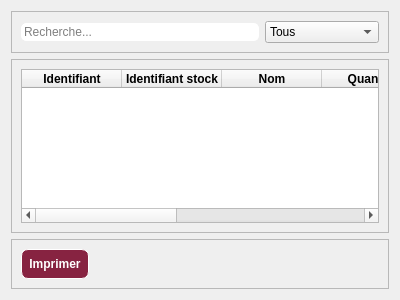
Qt form mouvementdestock.ui (Totelof10/tsena) before a commit.
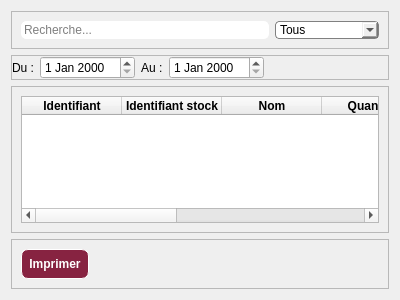
The same form after that commit. Icons and pictures are not drawn.

```diff
--- a/mouvementdestock.ui
+++ b/mouvementdestock.ui
@@ -46,6 +46,12 @@
       </item>
       <item>
        <widget class="QComboBox" name="comboMouvement">
+        <property name="styleSheet">
+         <string notr="true">QComboBox{
+	border: 1px solid grey;
+	border-radius: 4px;
+}</string>
+        </property>
         <item>
          <property name="text">
           <string>Tous</string>
@@ -76,6 +82,101 @@
      </layout>
     </widget>
    </item>
+   <item>
+    <widget class="QFrame" name="frame_4">
+     <property name="frameShape">
+      <enum>QFrame::Shape::StyledPanel</enum>
+     </property>
+     <property name="frameShadow">
+      <enum>QFrame::Shadow::Raised</enum>
+     </property>
+     <layout class="QHBoxLayout" name="horizontalLayout_3">
+      <property name="spacing">
+       <number>6</number>
+      </property>
+      <property name="leftMargin">
+       <number>0</number>
+      </property>
+      <property name="topMargin">
+       <number>0</number>
+      </property>
+      <property name="rightMargin">
+       <number>0</number>
+      </property>
+      <property name="bottomMargin">
+       <number>0</number>
+      </property>
+      <item>
+       <widget class="QLabel" name="label">
+        <property name="text">
+         <string>Du :</string>
+        </property>
+       </widget>
+      </item>
+      <item>
+       <widget class="QDateEdit" name="dateDebutMouvement"/>
+      </item>
+      <item>
+       <widget class="QLabel" name="label_2">
+        <property name="text">
+         <string>Au :</string>
+        </property>
+       </widget>
+      </item>
+      <item>
+       <widget class="QDateEdit" name="dateFinMouvement"/>
+      </item>
+      <item>
+       <spacer name="horizontalSpacer_2">
+        <property name="orientation">
+         <enum>Qt::Orientation::Horizontal</enum>
+        </property>
+        <property name="sizeHint" stdset="0">
+         <size>
+          <width>40</width>
+          <height>20</height>
+         </size>
+        </property>
+       </spacer>
+      </item>
+      <item>
+       <widget class="QPushButton" name="btnFiltrageMouvement">
+        <property name="styleSheet">
+         <string notr="true">QPushButton{
+	border:none;
+	image: url(:/Downloads/CartoBMW/img/systeme-de-filtrage-des-donnees.png);
+}
+QPushButton:hover{
+	image: url(:/Downloads/CartoBMW/img/filtrage-des-donnees.png);
+	
+}</string>
+        </property>
+        <property name="text">
+         <string/>
+        </property>
+       </widget>
+      </item>
+      <item>
+       <widget class="QPushButton" name="btnReinitialiserAffichageMouvement">
+        <property name="styleSheet">
+         <string notr="true">QPushButton{
+	border:none;
+	
+	image: url(:/Downloads/CartoBMW/img/faire-pivoter-le-symbole-dinterface-fleche-circulaire-gauche.png);
+}
+QPushButton:hover{
+	image: url(:/Downloads/CartoBMW/img/annuler.png);
+	
+}</string>
+        </property>
+        <property name="text">
+         <string/>
+        </property>
+       </widget>
+      </item>
+     </layout>
+    </widget>
+   </item>
    <item>
     <widget class="QFrame" name="frame_2">
      <property name="frameShape">
```
